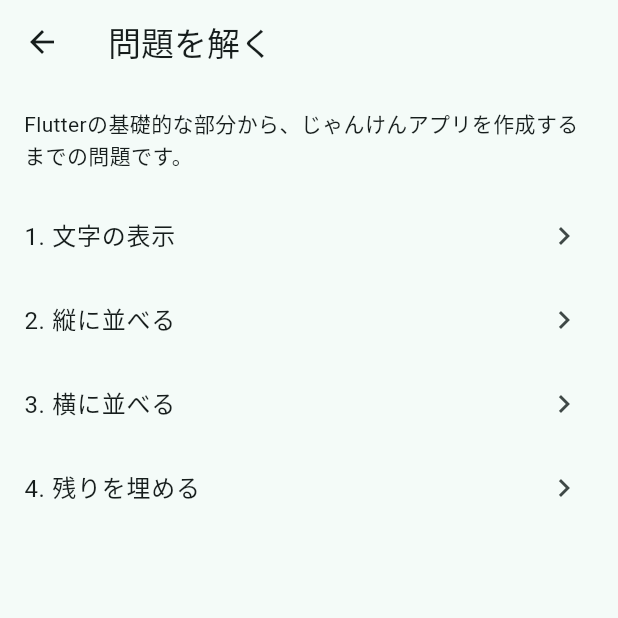
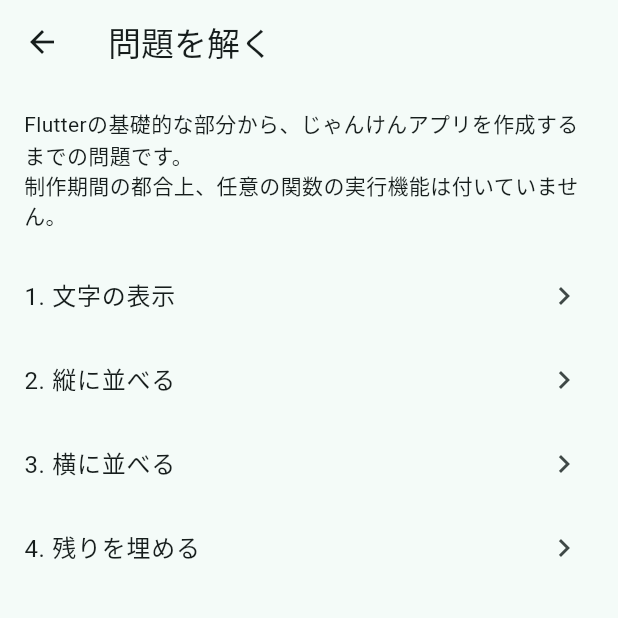
Before and after one commit to ogura-daiki/jyanken_app_drills_01, a Flutter app: the ScreenQuestionList screen opened by its route, on a phone screen of 412 x 824 dp, the top half of it. Run offline on Flutter 3.47's test engine with Material 3 defaults, Android fonts, the phone set to English and light mode, and no system bars; our stand-ins replace flutter_hooks, freezed_annotation, get_it, go_router, hooks_riverpod, riverpod_annotation; generated files the repository leaves out were written again.

Commit message:
問題集画面 説明書きに言い訳を追加

```diff
--- a/lib/src/screen/list_question/screen_question_list.dart
+++ b/lib/src/screen/list_question/screen_question_list.dart
@@ -24,7 +24,9 @@ class ScreenQuestionList extends StatelessWidget {
           if (index == 0) {
             return Padding(
               padding: const .all(16),
-              child: Text("Flutterの基礎的な部分から、じゃんけんアプリを作成するまでの問題です。"),
+              child: Text(
+                "Flutterの基礎的な部分から、じゃんけんアプリを作成するまでの問題です。\n制作期間の都合上、任意の関数の実行機能は付いていません。",
+              ),
             );
           }
           final question = Questions.values[index - 1];
```
